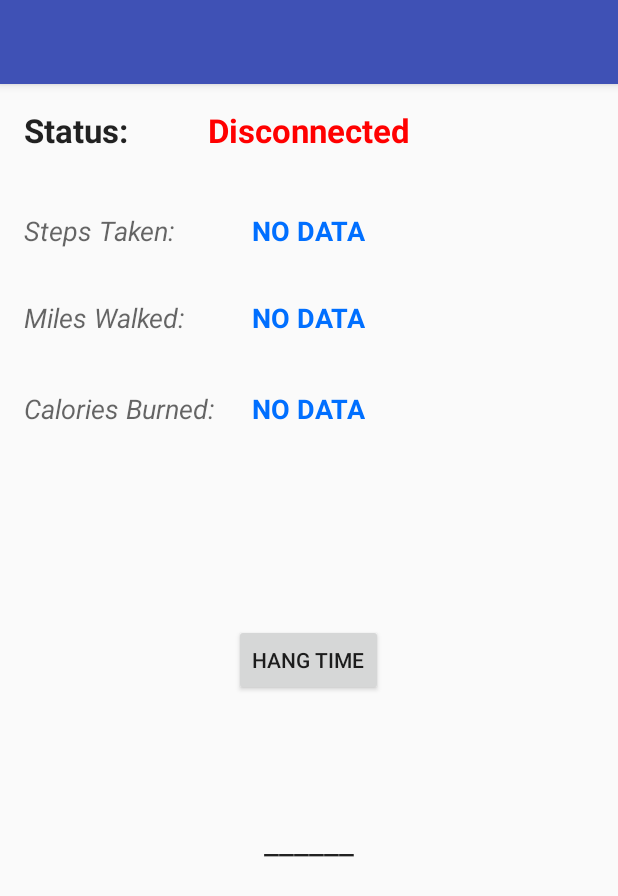
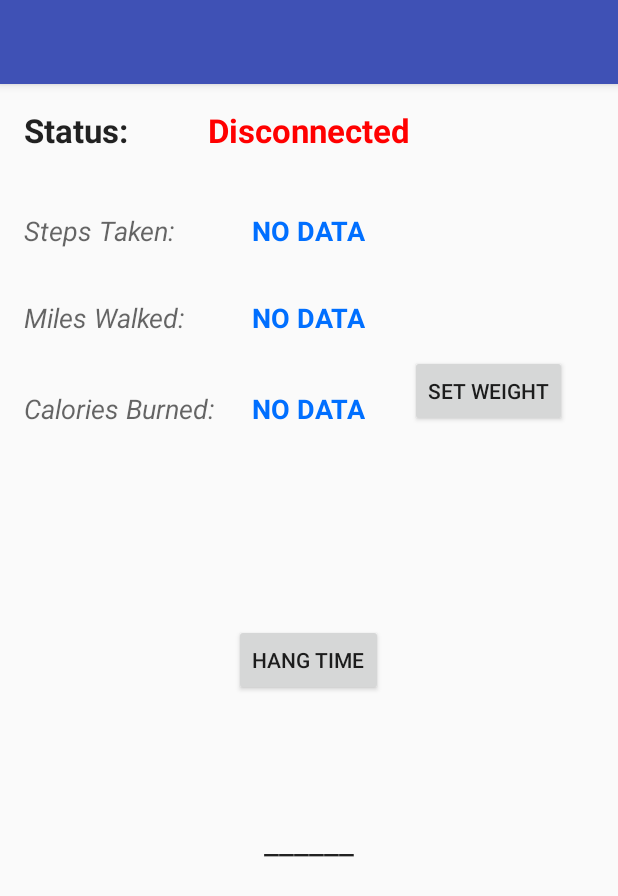
Before and after one commit to dyay108/SoleBLE, an Android app: the screen it shows after launch (DeviceControlActivity), on a phone screen of 412 x 824 dp. Shown: the top 896 px of the screen. Run offline under Robolectric (Android 15) with nearby library versions, the phone set to English and light mode, and no system bars; 3 statements that could not run were skipped.

Commit message:
Added user prompt to enter weight used in calories burned calculation deleted main activity (merged into dvc activity)/app now works as intended

```diff
--- a/app/src/main/AndroidManifest.xml
+++ b/app/src/main/AndroidManifest.xml
@@ -10,17 +10,13 @@
         android:label="@string/app_name"
         android:supportsRtl="true"
         android:theme="@style/AppTheme">
-        <activity android:name=".MainActivity">
+        <activity android:name=".DeviceControlActivity">
             <intent-filter>
                 <action android:name="android.intent.action.MAIN" />
 
                 <category android:name="android.intent.category.LAUNCHER" />
             </intent-filter>
         </activity>
-        <activity
-            android:name=".DeviceControlActivity"
-            android:label="@string/title_activity_device_control"
-            android:theme="@style/AppTheme.NoActionBar" />
 
         <service
             android:name=".BluetoothLeService"
--- a/app/src/main/java/com/electrisole/team17/soleble/DeviceControlActivity.java
+++ b/app/src/main/java/com/electrisole/team17/soleble/DeviceControlActivity.java
@@ -1,28 +1,35 @@
 package com.electrisole.team17.soleble;
 
 import android.app.Activity;
+import android.app.AlertDialog;
+import android.bluetooth.BluetoothAdapter;
 import android.bluetooth.BluetoothDevice;
 import android.bluetooth.BluetoothGatt;
 import android.bluetooth.BluetoothGattCallback;
 import android.bluetooth.BluetoothGattCharacteristic;
 import android.bluetooth.BluetoothGattService;
+import android.bluetooth.BluetoothManager;
 import android.bluetooth.BluetoothProfile;
 import android.content.BroadcastReceiver;
 import android.content.ComponentName;
 import android.content.Context;
+import android.content.DialogInterface;
 import android.content.Intent;
 import android.content.IntentFilter;
 import android.content.ServiceConnection;
 import android.graphics.Color;
 import android.os.Bundle;
+import android.os.Handler;
 import android.os.IBinder;
 import android.support.design.widget.FloatingActionButton;
 import android.support.design.widget.Snackbar;
 import android.support.v7.app.AppCompatActivity;
 import android.support.v7.widget.Toolbar;
 import android.util.Log;
+import android.view.LayoutInflater;
 import android.view.View;
 import android.widget.Button;
+import android.widget.EditText;
 import android.widget.ExpandableListView;
 import android.widget.SimpleExpandableListAdapter;
 import android.widget.TextView;
@@ -50,6 +57,7 @@ public class DeviceControlActivity extends Activity {
     private BluetoothLeService mBluetoothLeService2;
     private boolean mConnected = false;
     private BluetoothGattCharacteristic mNotifyCharacteristic;
+    private BluetoothGattCharacteristic writeChar;
 
     private final String LIST_NAME = "NAME";
     private final String LIST_UUID = "UUID";
@@ -60,6 +68,13 @@ public class DeviceControlActivity extends Activity {
     private List<BluetoothGattService> servs=null;
     int step1 =0;
     int step2 =0;
+    private Button hangTime;
+    final Context context = this;
+    private Button weight;
+    int wght = 1;
+    private Handler mHandler;
+    private BluetoothAdapter mBluetoothAdapter = BluetoothAdapter.getDefaultAdapter();
+    private static final int REQUEST_ENABLE_BT = 1;
 
     // Code to manage Service lifecycle.
     private final ServiceConnection mServiceConnection = new ServiceConnection() {
@@ -107,7 +122,6 @@ public class DeviceControlActivity extends Activity {
                 invalidateOptionsMenu();
                 //clearUI();
             } else if (BluetoothLeService.ACTION_GATT_SERVICES_DISCOVERED.equals(action)) {
-
                 /*servs = mBluetoothLeService.getSupportedGattServices();
                 mBluetoothLeService.readCharacteristic(servs.get(2).getCharacteristics().get(0));*/
 
@@ -130,7 +144,9 @@ public class DeviceControlActivity extends Activity {
                 //Log.d(TAG, "Sum " + step1 + " " + step2);
                 mDataField.setText(String.valueOf(step1+step2));
                 mMilesData.setText((Integer.parseInt(mDataField.getText().toString()) / 2250) + " miles");
-                mCaloriesData.setText((Integer.parseInt(mDataField.getText().toString())/20) + " calories");
+                int stp = Integer.parseInt(mDataField.getText().toString());
+                mCaloriesData.setText(stp/20 + " calories");
+                mHangTime.setText(intent.getStringExtra("H"));
             }
         }
     };
@@ -141,9 +157,21 @@ public class DeviceControlActivity extends Activity {
         super.onCreate(savedInstanceState);
         setContentView(R.layout.activity_device_control);
 
+        mHandler = new Handler();
+
+        final BluetoothManager bluetoothManager =
+                (BluetoothManager) getSystemService(Context.BLUETOOTH_SERVICE);
+        mBluetoothAdapter = bluetoothManager.getAdapter();
+
+        if (!mBluetoothAdapter.isEnabled()) {
+            Intent enableBtIntent = new Intent(BluetoothAdapter.ACTION_REQUEST_ENABLE);
+            startActivityForResult(enableBtIntent, REQUEST_ENABLE_BT);
+        }
+
         final Intent intent = getIntent();
-        mDeviceName = intent.getStringExtra(EXTRAS_DEVICE_NAME);
-        mDeviceAddress = intent.getStringExtra(EXTRAS_DEVICE_ADDRESS);
+        //mDeviceName = intent.getStringExtra(EXTRAS_DEVICE_NAME);
+        //mDeviceAddress = intent.getStringExtra(EXTRAS_DEVICE_ADDRESS);
+        mDeviceAddress = "E8:FF:34:49:A9:5B";
         mConnectionState = (TextView) findViewById(R.id.connection_state);
         mDataField = (TextView) findViewById(R.id.data);
         mMilesData = (TextView) findViewById(R.id.miles);
@@ -153,15 +181,67 @@ public class DeviceControlActivity extends Activity {
         Intent gattServiceIntent = new Intent(this, BluetoothLeService.class);
         bindService(gattServiceIntent, mServiceConnection, BIND_AUTO_CREATE);
         //intent.addFlags(Intent.FLAG_ACTIVITY_NEW_TASK);
-        Button hang = (Button) findViewById(R.id.ht);
-        hang.setOnClickListener(new View.OnClickListener() {
+
+        /*hangTime = (Button) findViewById(R.id.ht);
+        hangTime.setOnClickListener(new View.OnClickListener() {
+            @Override
             public void onClick(View v) {
+                Log.d(TAG, "Button press");
                 mBluetoothLeService.writeCharacteristic(
                         mBluetoothLeService.getSupportedGattServices().get(2).getCharacteristics().get(1));
                 mHangTime.setText(intent.getStringExtra("H"));
             }
+        });*/
+
+        weight = (Button) findViewById(R.id.sw);
+        weight.setOnClickListener(new View.OnClickListener() {
+
+            @Override
+            public void onClick(View arg0) {
+
+                // get prompts.xml view
+                LayoutInflater li = LayoutInflater.from(context);
+                View promptsView = li.inflate(R.layout.weight_prompt, null);
+
+                AlertDialog.Builder alertDialogBuilder = new AlertDialog.Builder(
+                        context);
+
+                // set prompts.xml to alertdialog builder
+                alertDialogBuilder.setView(promptsView);
+
+                final EditText userInput = (EditText) promptsView
+                        .findViewById(R.id.editTextDialogUserInput);
+
+                // set dialog message
+                alertDialogBuilder
+                        .setCancelable(false)
+                        .setPositiveButton("OK",
+                                new DialogInterface.OnClickListener() {
+                                    public void onClick(DialogInterface dialog,int id) {
+                                        // get user input and set it to result
+                                        if(!userInput.getText().toString().isEmpty()){
+                                        wght = Integer.parseInt(userInput.getText().toString());
+
+                                        }
+
+
+                                    }
+                                })
+                        .setNegativeButton("Cancel",
+                                new DialogInterface.OnClickListener() {
+                                    public void onClick(DialogInterface dialog,int id) {
+                                        dialog.cancel();
+                                    }
+                                });
+
+                // create alert dialog
+                AlertDialog alertDialog = alertDialogBuilder.create();
+
+                // show it
+                alertDialog.show();
+
+            }
         });
-
 
 
     }
@@ -176,6 +256,16 @@ public class DeviceControlActivity extends Activity {
             Log.d(TAG, "Connect request result=" + result);
         }
 
+    }
+
+    @Override
+    protected void onActivityResult(int requestCode, int resultCode, Intent data) {
+        // User chose not to enable Bluetooth.
+        if (requestCode == REQUEST_ENABLE_BT && resultCode == Activity.RESULT_CANCELED) {
+            finish();
+            return;
+        }
+        super.onActivityResult(requestCode, resultCode, data);
     }
 
     @Override
@@ -199,6 +289,7 @@ public class DeviceControlActivity extends Activity {
             }
         });
     }
+
 
     private void displayData(String data) {
         if (data != null) {
@@ -224,5 +315,21 @@ public class DeviceControlActivity extends Activity {
         return intentFilter;
     }
 
+    public void onClickWrite(View v) {
+        Log.d(TAG, "Button press");
+        if(mBluetoothLeService != null){
+        //byte pepe = (byte) Integer.parseInt("1");
+        //byte[] charLetra = new byte[1];
+        //charLetra[0] = pepe;
+        //mBluetoothLeService.getSupportedGattServices().get(2).getCharacteristics().get(1).setValue(charLetra);
+        //mBluetoothLeService.writeCharacteristic(mBluetoothLeService.getSupportedGattServices().get(2).getCharacteristics().get(1));
+        mBluetoothLeService.writeCharacteristic();
+        if (mBluetoothLeService.writeCharacteristic() == false) {
+            Log.w(TAG, "Failed to write characteristic");
+        }
+    }
+
+    }
+
 
 }
--- a/app/src/main/java/com/electrisole/team17/soleble/MainActivity.java
+++ /dev/null
@@ -1,72 +0,0 @@
-package com.electrisole.team17.soleble;
-
-import android.app.Activity;
-import android.bluetooth.BluetoothAdapter;
-import android.bluetooth.BluetoothDevice;
-import android.bluetooth.BluetoothManager;
-import android.content.Context;
-import android.net.Uri;
-import android.os.Handler;
-import android.support.v7.app.AppCompatActivity;
-import android.os.Bundle;
-import android.content.Intent;
-import android.widget.Button;
-import android.widget.Toast;
-
-
-public class MainActivity extends AppCompatActivity {
-    private Handler mHandler;
-    private BluetoothAdapter mBluetoothAdapter = BluetoothAdapter.getDefaultAdapter();
-    private static final int REQUEST_ENABLE_BT = 1;
-
-
-    @Override
-    protected void onCreate(Bundle savedInstanceState) {
-        super.onCreate(savedInstanceState);
-        mHandler = new Handler();
-
-        final BluetoothManager bluetoothManager =
-                (BluetoothManager) getSystemService(Context.BLUETOOTH_SERVICE);
-        mBluetoothAdapter = bluetoothManager.getAdapter();
-
-        if (!mBluetoothAdapter.isEnabled()) {
-            Intent enableBtIntent = new Intent(BluetoothAdapter.ACTION_REQUEST_ENABLE);
-            startActivityForResult(enableBtIntent, REQUEST_ENABLE_BT);
-        }
-
-        BluetoothDevice device = mBluetoothAdapter.getRemoteDevice("E8:FF:34:49:A9:5B");
-        final Intent intent = new Intent(this, DeviceControlActivity.class);
-        intent.putExtra(DeviceControlActivity.EXTRAS_DEVICE_NAME, device.getName());
-        intent.putExtra(DeviceControlActivity.EXTRAS_DEVICE_ADDRESS, device.getAddress());
-        startActivity(intent);
-
-    }
-
-    @Override
-    protected void onActivityResult(int requestCode, int resultCode, Intent data) {
-        // User chose not to enable Bluetooth.
-        if (requestCode == REQUEST_ENABLE_BT && resultCode == Activity.RESULT_CANCELED) {
-            finish();
-            return;
-        }
-        super.onActivityResult(requestCode, resultCode, data);
-    }
-
-    @Override
-    protected void onResume() {
-        super.onResume();
-
-        // Ensures Bluetooth is enabled on the device.  If Bluetooth is not currently enabled,
-        // fire an intent to display a dialog asking the user to grant permission to enable it.
-        if (!mBluetoothAdapter.isEnabled()) {
-            if (!mBluetoothAdapter.isEnabled()) {
-                Toast.makeText(getApplicationContext(), "Enable Bluetooth in phone settings.",
-                        Toast.LENGTH_LONG).show();
-            }
-        }
-    }
-
-
-
-
-}
--- a/app/src/main/res/layout/content_device_control.xml
+++ b/app/src/main/res/layout/content_device_control.xml
@@ -9,7 +9,7 @@
     android:paddingRight="@dimen/activity_horizontal_margin"
     android:paddingTop="@dimen/activity_vertical_margin"
     app:layout_behavior="@string/appbar_scrolling_view_behavior"
-    tools:context="com.electrisole.team17.soleble.MainActivity"
+    tools:context="com.electrisole.team17.soleble.DeviceControlActivity"
     android:background="#00000000"><![CDATA[
 
     android:id="@+id/imageView"
@@ -112,7 +112,9 @@
         android:text="Hang Time"
         android:id="@+id/ht"
         android:layout_centerVertical="true"
-        android:layout_centerHorizontal="true" />
+        android:layout_centerHorizontal="true"
+        android:clickable="true"
+        android:onClick="onClickWrite" />
 
     <TextView
         android:layout_width="wrap_content"
@@ -124,4 +126,14 @@
         android:layout_below="@+id/ht"
         android:layout_centerHorizontal="true" />
 
+    <Button
+        style="@android:style/Widget.Material.Button.Small"
+        android:layout_width="wrap_content"
+        android:layout_height="wrap_content"
+        android:text="Set Weight"
+        android:id="@+id/sw"
+        android:clickable="true"
+        android:layout_alignBottom="@+id/kcal"
+        android:layout_toEndOf="@+id/connection_state" />
+
 </RelativeLayout>
```
Also changed, not shown: app/src/main/java/com/electrisole/team17/soleble/BluetoothLeService.java (+15 -10 lines), app/src/main/res/layout/weight_prompt.xml (added, +24 -0 lines).
